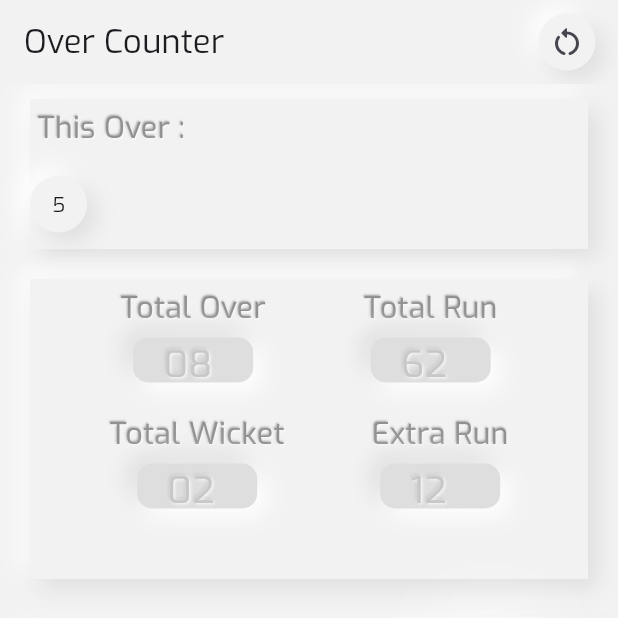
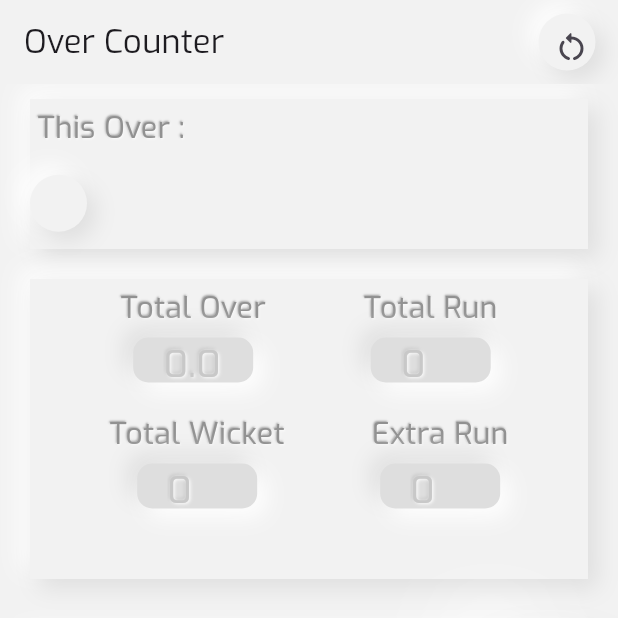
Before and after one commit to MasumMridha51/over_counter, a Flutter app: the screen it shows after launch, on a phone screen of 412 x 824 dp, the top half of it. Run offline on Flutter 3.47's test engine with Material 3 defaults, Android fonts, the phone set to English and light mode, and no system bars; drawn by our look-alikes of clay_containers; our stand-ins replace get.

Commit message:
done project

```diff
--- a/lib/cards/over_card.dart
+++ b/lib/cards/over_card.dart
@@ -1,5 +1,6 @@
 import 'package:clay_containers/widgets/clay_container.dart';
 import 'package:clay_containers/widgets/clay_text.dart';
+import 'package:flutter/gestures.dart';
 import 'package:flutter/material.dart';
 import 'package:get/get.dart';
 
@@ -26,20 +27,28 @@ class OverCard extends StatelessWidget {
           ),
           Expanded(
             child: Obx(() {
-              return Column(
+              if (counterController.runs.isNotEmpty) {
+                return SingleChildScrollView(
+                  scrollDirection: Axis.horizontal,
+                  reverse: true,
+                  child: Row(
                     children: [
+                      for (var i in counterController.runs)
                         Container(
                           margin: const EdgeInsets.symmetric(
-                      vertical: 12,
+                            vertical: 8,
                           ),
                           child: ClayRoundButton(
-                      buttonInputField:
-                          Center(child: Text('${counterController.test}')),
-                      rightSpace: EdgeInsets.only(right: 2),
+                            buttonInputField: Center(child: Text(i)),
+                            rightSpace: const EdgeInsets.only(right: 2),
                           ),
                         ),
                     ],
+                  ),
                 );
+              } else {
+                return Spacer();
+              }
             }),
           ),
         ],
--- a/lib/cards/statistic_card.dart
+++ b/lib/cards/statistic_card.dart
@@ -2,10 +2,15 @@ import 'package:clay_containers/widgets/clay_container.dart';
 import 'package:clay_containers/widgets/clay_text.dart';
 import 'package:flutter/cupertino.dart';
 import 'package:flutter/material.dart';
+import 'package:get/get.dart';
 import 'package:over_counter/widgets/clay_text_field.dart';
 
+import '../controller/counter_controller.dart';
+
 class StatisticCard extends StatelessWidget {
-  const StatisticCard({super.key});
+  StatisticCard({super.key});
+
+  CounterController counterController = Get.put(CounterController());
 
   @override
   Widget build(BuildContext context) {
@@ -14,7 +19,7 @@ class StatisticCard extends StatelessWidget {
       color: baseColor,
       height: 200,
       width: double.infinity,
-      child: const Column(
+      child: Column(
         children: [
           Row(
             crossAxisAlignment: CrossAxisAlignment.start,
@@ -27,9 +32,12 @@ class StatisticCard extends StatelessWidget {
                     child: ClayText("Total Over",
                         emboss: true, depth: 95, spread: 1, size: 20),
                   ),
-                  ClayTextField(
-                    intValue: '08',
-                  ),
+                  Obx(() {
+                    return ClayTextField(
+                      intValue:
+                          '${counterController.overCalculation()}.${counterController.balls.length}',
+                    );
+                  })
                 ],
               ),
               Column(
@@ -39,9 +47,11 @@ class StatisticCard extends StatelessWidget {
                     child: ClayText("Total Run",
                         emboss: true, depth: 95, spread: 1, size: 20),
                   ),
-                  ClayTextField(
-                    intValue: '62',
-                  ),
+                  Obx(() {
+                    return ClayTextField(
+                      intValue: '${counterController.totalRun}',
+                    );
+                  })
                 ],
               ),
             ],
@@ -58,9 +68,11 @@ class StatisticCard extends StatelessWidget {
                     child: ClayText("Total Wicket",
                         emboss: true, depth: 95, spread: 1, size: 20),
                   ),
-                  ClayTextField(
-                    intValue: '02',
-                  ),
+                  Obx(() {
+                    return ClayTextField(
+                      intValue: '${counterController.totalWicket}',
+                    );
+                  }),
                 ],
               ),
               Column(
@@ -70,9 +82,11 @@ class StatisticCard extends StatelessWidget {
                     child: ClayText("Extra Run",
                         emboss: true, depth: 95, spread: 1, size: 20),
                   ),
-                  ClayTextField(
-                    intValue: '12',
-                  ),
+                  Obx(() {
+                    return ClayTextField(
+                      intValue: '${counterController.totalExtraRun}',
+                    );
+                  }),
                 ],
               ),
             ],
--- a/lib/screen/counter_screen.dart
+++ b/lib/screen/counter_screen.dart
@@ -21,9 +21,11 @@ class CounterScreen extends StatelessWidget {
         title: const Text('Over Counter'),
         backgroundColor: const Color(0xFFF2F2F2),
         surfaceTintColor: Colors.transparent,
-        actions: const <Widget>[
+        actions: <Widget>[
           ClayRoundButton(
-            buttonInputField: Icon(Icons.restart_alt_rounded),
+            buttonInputField: IconButton(
+                onPressed: counterController.restart,
+                icon: Icon(Icons.restart_alt_rounded)),
             rightSpace: EdgeInsets.only(right: 15),
           ),
         ],
@@ -39,7 +41,7 @@ class CounterScreen extends StatelessWidget {
             Container(
               margin: const EdgeInsets.symmetric(horizontal: 20, vertical: 10),
               color: baseColor,
-              child: const StatisticCard(),
+              child: StatisticCard(),
             ),
             Obx(() {
               return Container(
```
Also changed, not shown: lib/cards/update_ball_card.dart (+85 -40 lines), lib/controller/counter_controller.dart (+173 -28 lines). Lines whose indentation alone changed are shown as unchanged.
